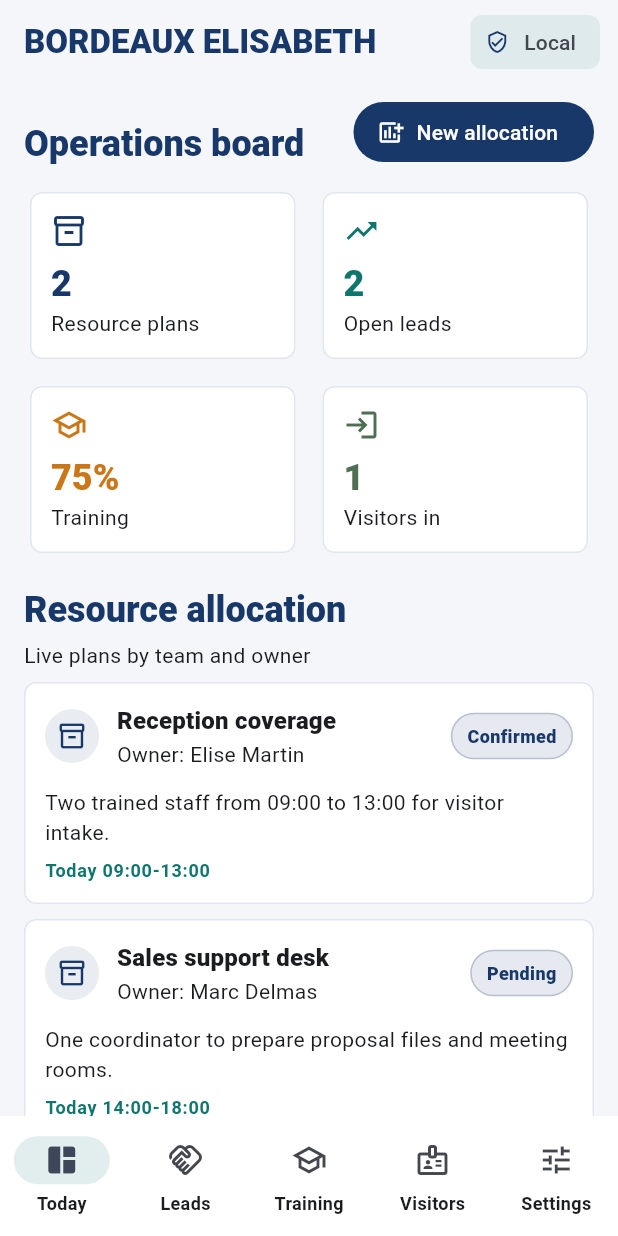
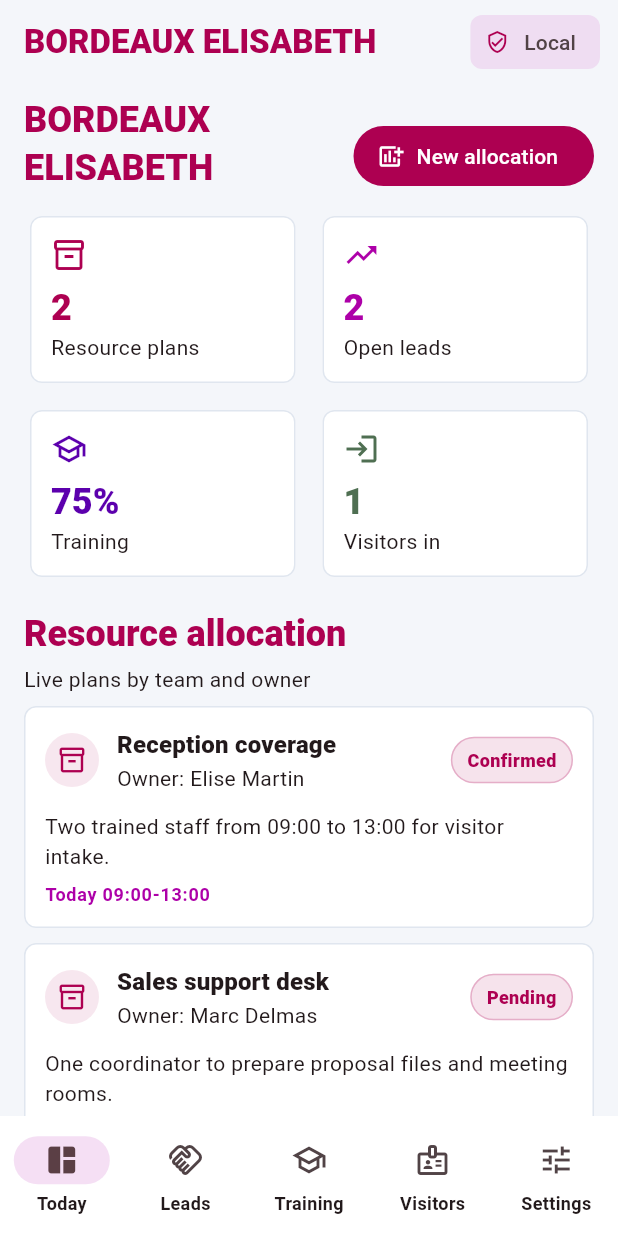
Before and after one commit to EOOrga/68d9d11e1299230338f2ce2d, a Flutter app: the screen it shows after launch, on a phone screen of 412 x 824 dp. Run offline on Flutter 3.47's test engine with Material 3 defaults, Android fonts, the phone set to English and light mode, and no system bars; our stand-ins replace shared_preferences.

Commit message:
Create Flutter variant com.bordeauxelisabeth.ndiwx

```diff
--- a/lib/main.dart
+++ b/lib/main.dart
@@ -18,9 +18,9 @@ class BordeauxApp extends StatelessWidget {
 
   @override
   Widget build(BuildContext context) {
-    const primary = Color(0xFF183869);
-    const secondary = Color(0xFF0F766E);
-    const tertiary = Color(0xFFC97719);
+    const primary = Color(0xFFAD0051);
+    const secondary = Color(0xFFAD00A8);
+    const tertiary = Color(0xFF5C00AD);
 
     final colorScheme = ColorScheme.fromSeed(
       seedColor: primary,
@@ -219,7 +219,7 @@ class DashboardScreen extends StatelessWidget {
       padding: const EdgeInsets.fromLTRB(16, 8, 16, 24),
       children: [
         SectionHeader(
-          title: 'Operations board',
+          title: 'BORDEAUX ELISABETH',
           action: FilledButton.icon(
             key: const Key('new-allocation'),
             onPressed: () => _showResourceDialog(context),
--- a/pubspec.yaml
+++ b/pubspec.yaml
@@ -1,4 +1,4 @@
-name: bordeaux_elisabeth
+name: ndiwx
 description: Operations workspace for BORDEAUX ELISABETH business teams.
 publish_to: 'none'
 version: 1.0.0+1
@@ -24,4 +24,6 @@ flutter_launcher_icons:
   android: true
   ios: false
   image_path: docs/icon.png
+  adaptive_icon_foreground: docs/icon.png
+  adaptive_icon_background: "#5C00AD"
   min_sdk_android: 23
```
Also changed, not shown: docs/icon.png, 11 other files.
